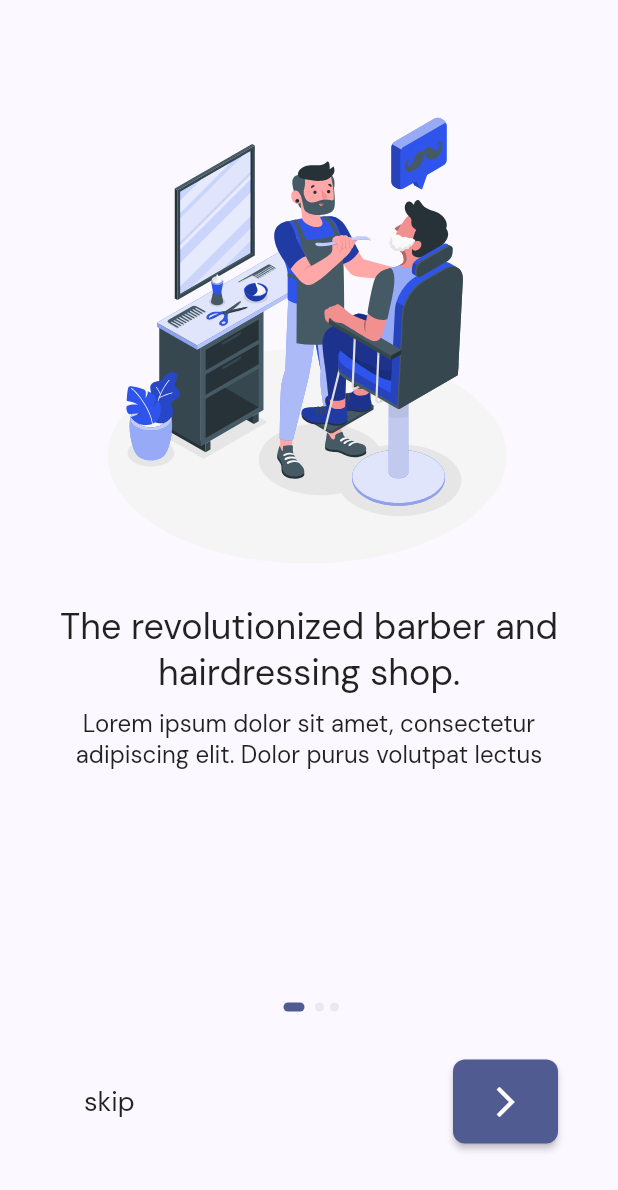
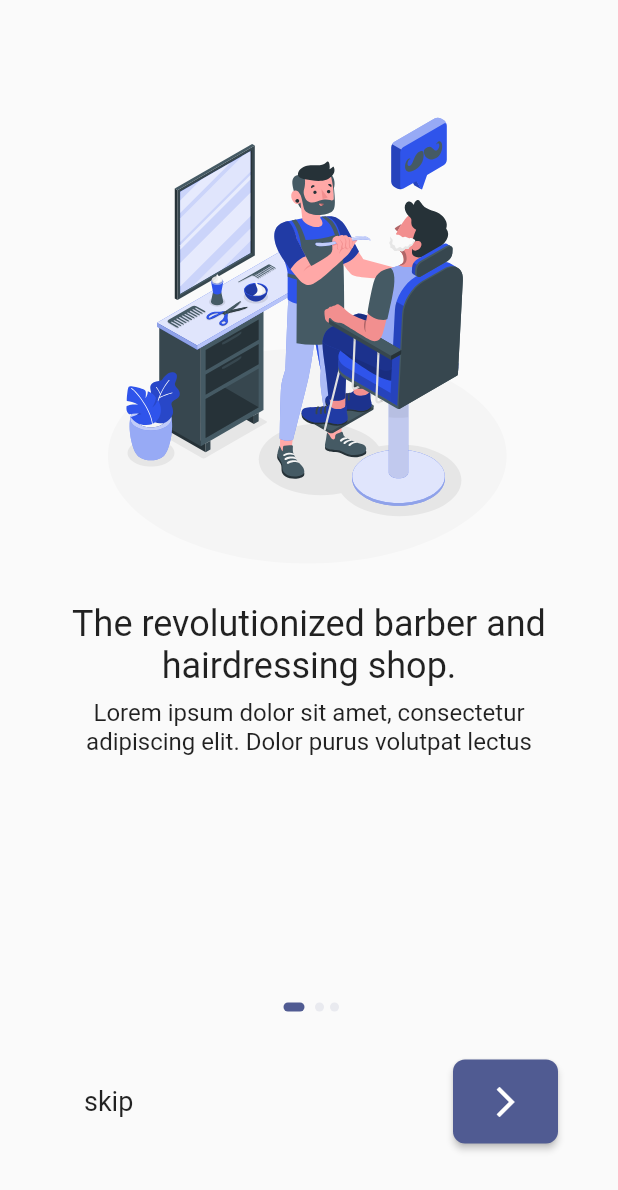
Before and after one commit to EmmanuelHillary/Bluelancer-MobileDEV, a Flutter app: the screen it shows after launch, on a phone screen of 412 x 824 dp. Shown: the top 1190 px of the screen. Run offline on Flutter 3.47's test engine with Material 2 defaults, Android fonts, the phone set to English and light mode, and no system bars; our stand-ins replace flutter_svg, google_fonts.

Commit message:
fixed theme

```diff
--- a/lib/main.dart
+++ b/lib/main.dart
@@ -16,65 +16,44 @@ class MyApp extends StatelessWidget {
   Widget build(BuildContext context) {
     return MaterialApp(
       title: 'Flutter Demo',
-      theme: ThemeData(
-        // primarySwatch: Colors.amber,
-        // colorScheme: ColorScheme.fromSeed(
-        //   seedColor: const Color.fromRGBO(47, 84, 235, 1),
-        // ),
-        colorSchemeSeed: const Color.fromRGBO(47, 84, 235, 1),
-        // fontFamily: GoogleFonts.dmSans().fontFamily,
-        textTheme: GoogleFonts.dmSansTextTheme().copyWith(
-          button: const TextStyle(
-            fontWeight: FontWeight.w500,
-            fontSize: 16,
-          ),
-        ),
-        elevatedButtonTheme: ElevatedButtonThemeData(
-          style: ElevatedButton.styleFrom(
-            padding: const EdgeInsets.all(16),
-            shape: const RoundedRectangleBorder(
-              borderRadius: BorderRadius.all(Radius.circular(8)),
-            ),
-          ),
-        ),
-        textButtonTheme: TextButtonThemeData(
-          style: ElevatedButton.styleFrom(
-            padding: const EdgeInsets.all(16),
-            shape: const RoundedRectangleBorder(
-              borderRadius: BorderRadius.all(Radius.circular(8)),
-            ),
-          ),
-        ),
-        // useMaterial3: true,
-      ),
-      darkTheme: ThemeData.dark().copyWith(
-        colorScheme: ColorScheme.fromSeed(
-          brightness: Brightness.dark,
-          seedColor: const Color.fromRGBO(47, 84, 235, 1),
-        ),
-        textTheme: GoogleFonts.dmSansTextTheme().copyWith(
-          labelLarge: const TextStyle(
-            fontWeight: FontWeight.w500,
-            fontSize: 16,
-          ),
-        ),
-        elevatedButtonTheme: ElevatedButtonThemeData(
-          style: ElevatedButton.styleFrom(
-            padding: const EdgeInsets.all(16),
-            shape: const RoundedRectangleBorder(
-              borderRadius: BorderRadius.all(Radius.circular(8)),
-            ),
-          ),
-        ),
-        textButtonTheme: TextButtonThemeData(
-          style: ElevatedButton.styleFrom(
-            padding: const EdgeInsets.all(16),
-            shape: const RoundedRectangleBorder(
-              borderRadius: BorderRadius.all(Radius.circular(8)),
-            ),
-          ),
-        ),
-      ),
+      theme: BlueLancerTheme.lightTheme,
+      darkTheme: BlueLancerTheme.darkTheme,
+      // theme.copyWith(
+      //   colorScheme:
+      //   ColorScheme.fromSeed(
+      //     seedColor: Color.fromRGBO(47, 84, 235, 1),
+      //     brightness: Brightness.light,
+      //   ),
+      // ),
+      //     ThemeData.dark().copyWith(
+      //   colorScheme: ColorScheme.fromSeed(
+      //     brightness: Brightness.dark,
+      //     seedColor: const Color.fromRGBO(47, 84, 235, 1),
+      //   ),
+      //   textTheme: GoogleFonts.dmSansTextTheme().copyWith(
+      //     labelLarge: const TextStyle(
+      //       fontWeight: FontWeight.w500,
+      //       fontSize: 16,
+      //     ),
+      //   ),
+      //   elevatedButtonTheme: ElevatedButtonThemeData(
+      //     style: ElevatedButton.styleFrom(
+      //       padding: const EdgeInsets.all(16),
+      //       shape: const RoundedRectangleBorder(
+      //         borderRadius: BorderRadius.all(Radius.circular(8)),
+      //       ),
+      //     ),
+      //   ),
+      //   textButtonTheme: TextButtonThemeData(
+      //     style: ElevatedButton.styleFrom(
+      //       padding: const EdgeInsets.all(16),
+      //       shape: const RoundedRectangleBorder(
+      //         borderRadius: BorderRadius.all(Radius.circular(8)),
+      //       ),
+      //     ),
+      //   ),
+      // ),
+
       home: const OnboardingScreen(),
       routes: Routes.routes,
       // routes: ,
--- a/lib/theme.dart
+++ b/lib/theme.dart
@@ -1,63 +1,53 @@
 import 'package:flutter/material.dart';
 import 'package:google_fonts/google_fonts.dart';
 
-var theme = ThemeData(
-  // primarySwatch: Colors.amber,
-  // colorScheme: ColorScheme.fromSeed(
-  //   seedColor: const Color.fromRGBO(47, 84, 235, 1),
-  // ),
-  colorSchemeSeed: const Color.fromRGBO(47, 84, 235, 1),
-  // fontFamily: GoogleFonts.dmSans().fontFamily,
-  textTheme: GoogleFonts.dmSansTextTheme().copyWith(
+abstract class BlueLancerTheme {
+  static final textTheme =
+      GoogleFonts.dmSansTextTheme(const TextTheme()).copyWith(
     button: const TextStyle(
       fontWeight: FontWeight.w500,
       fontSize: 16,
     ),
-  ),
-  elevatedButtonTheme: ElevatedButtonThemeData(
+  );
+
+  static final elevatedButtonTheme = ElevatedButtonThemeData(
     style: ElevatedButton.styleFrom(
       padding: const EdgeInsets.all(16),
       shape: const RoundedRectangleBorder(
         borderRadius: BorderRadius.all(Radius.circular(8)),
       ),
     ),
-  ),
-  textButtonTheme: TextButtonThemeData(
+  );
+
+  static final textButtonTheme = TextButtonThemeData(
     style: ElevatedButton.styleFrom(
       padding: const EdgeInsets.all(16),
       shape: const RoundedRectangleBorder(
         borderRadius: BorderRadius.all(Radius.circular(8)),
       ),
     ),
-  ),
-);
+  );
 
-var ll = TextTheme();
+  static final lightTheme = ThemeData(
+    colorScheme: ColorScheme.fromSeed(
+      seedColor: const Color.fromRGBO(47, 84, 235, 1),
+      brightness: Brightness.light,
+    ),
+    textTheme: textTheme,
+    elevatedButtonTheme: elevatedButtonTheme,
+    textButtonTheme: textButtonTheme,
+    // useMaterial3: true,
+  );
 
-var darkTheme = ThemeData.dark().copyWith(
-  colorScheme: ColorScheme.fromSeed(
-    seedColor: const Color.fromRGBO(47, 84, 235, 1),
-  ),
-  textTheme: GoogleFonts.dmSansTextTheme().copyWith(
-    button: const TextStyle(
-      fontWeight: FontWeight.w500,
-      fontSize: 16,
+  static final darkTheme = ThemeData(
+    colorScheme: ColorScheme.fromSeed(
+      seedColor: const Color.fromRGBO(47, 84, 235, 1),
+      brightness: Brightness.dark,
     ),
-  ),
-  elevatedButtonTheme: ElevatedButtonThemeData(
-    style: ElevatedButton.styleFrom(
-      padding: const EdgeInsets.all(16),
-      shape: const RoundedRectangleBorder(
-        borderRadius: BorderRadius.all(Radius.circular(8)),
-      ),
-    ),
-  ),
-  textButtonTheme: TextButtonThemeData(
-    style: ElevatedButton.styleFrom(
-      padding: const EdgeInsets.all(16),
-      shape: const RoundedRectangleBorder(
-        borderRadius: BorderRadius.all(Radius.circular(8)),
-      ),
-    ),
-  ),
-);
+    // fontFamily: GoogleFonts.dmSans().fontFamily,
+    textTheme: textTheme,
+    elevatedButtonTheme: elevatedButtonTheme,
+    textButtonTheme: textButtonTheme,
+    // useMaterial3: true,
+  );
+}
```
